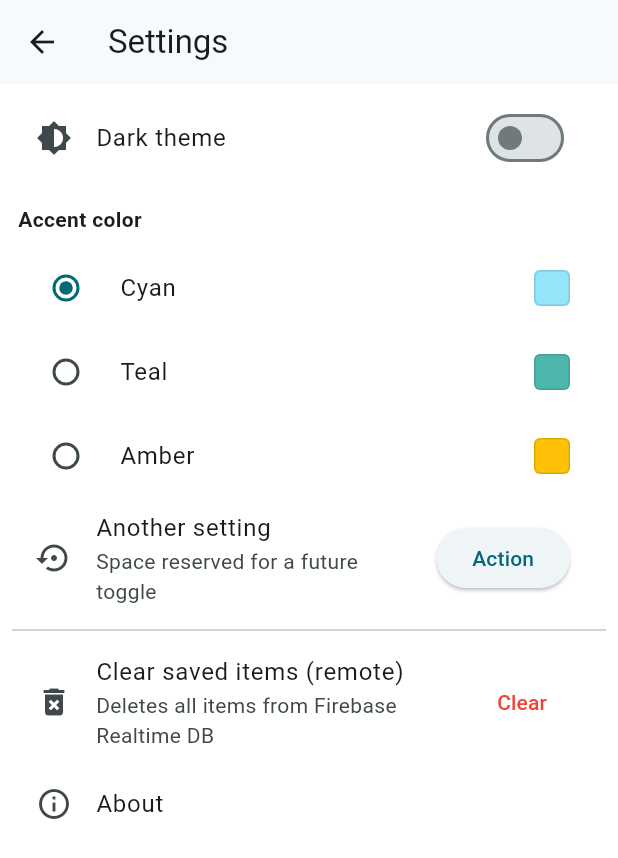
After one commit to Kipung/shopping_list, a Flutter app: the screen it shows after launch, in the side drawer, after a tap on "Settings", on a phone screen of 412 x 824 dp. The commit adds this screen. Shown: the top 858 px of the screen. Run offline on Flutter 3.47's test engine with Material 3 defaults, Android fonts, the phone set to English and light mode, and no system bars; our stand-ins replace flutter_riverpod, shared_preferences; network calls fail.

Commit message:
added setting screen

```diff
--- a/lib/main.dart
+++ b/lib/main.dart
@@ -1,29 +1,57 @@
 import 'package:flutter/material.dart';
+import 'package:provider/provider.dart';
+import 'package:flutter_riverpod/flutter_riverpod.dart' as riverpod;
 
-import 'package:shopping_list/widgets/grocery_list.dart';
+import 'package:shopping_list/screens/grocery_list.dart';
+import 'package:shopping_list/screens/settings.dart';
+import 'package:shopping_list/services/settings_service.dart';
 
-void main() {
-  runApp(const MyApp());
+Future<void> main() async {
+  WidgetsFlutterBinding.ensureInitialized();
+
+  final settingsService = SettingsService();
+  await settingsService.init();
+
+  runApp(
+    riverpod.ProviderScope(
+      child: ChangeNotifierProvider<SettingsService>.value(
+        value: settingsService,
+        child: const MyApp(),
+      ),
+    ),
+  );
 }
 
 class MyApp extends StatelessWidget {
   const MyApp({super.key});
 
-  // This widget is the root of your application.
+  // Root of the application
   @override
   Widget build(BuildContext context) {
+    final settings = Provider.of<SettingsService>(context);
+
     return MaterialApp(
       title: 'Flutter Groceries',
-      theme: ThemeData.dark().copyWith(
-        useMaterial3: true,
+      themeMode: settings.themeMode,
+      theme: ThemeData.light().copyWith(
         colorScheme: ColorScheme.fromSeed(
-          seedColor: const Color.fromARGB(255, 147, 229, 250),
+          seedColor: settings.seedColor,
+          brightness: Brightness.light,
+        ),
+        scaffoldBackgroundColor: Colors.white,
+      ),
+      darkTheme: ThemeData.dark().copyWith(
+        colorScheme: ColorScheme.fromSeed(
+          seedColor: settings.seedColor,
           brightness: Brightness.dark,
           surface: const Color.fromARGB(255, 42, 51, 59),
         ),
         scaffoldBackgroundColor: const Color.fromARGB(255, 50, 58, 60),
       ),
-      home: const GroceryList(),
+      routes: {
+        '/': (ctx) => const GroceryList(),
+        SettingsScreen.routeName: (ctx) => const SettingsScreen(),
+      },
     );
   }
 }
--- a/lib/screens/grocery_list.dart
+++ b/lib/screens/grocery_list.dart
@@ -3,10 +3,10 @@ import 'dart:convert';
 import 'package:flutter/material.dart';
 import 'package:http/http.dart' as http;
 import 'package:shopping_list/data/categories.dart';
-import 'package:shopping_list/models/category.dart';
 
 import 'package:shopping_list/models/grocery_item.dart';
 import 'package:shopping_list/widgets/new_item.dart';
+import 'package:shopping_list/screens/settings.dart';
 
 class GroceryList extends StatefulWidget {
   const GroceryList({super.key});
@@ -153,6 +153,23 @@ class _GroceryListState extends State<GroceryList> {
           ),
         ],
       ),
+      drawer: Drawer(
+        child: SafeArea(
+          child: Column(
+            children: [
+              const DrawerHeader(child: SizedBox.shrink()),
+              ListTile(
+                leading: const Icon(Icons.settings),
+                title: const Text('Settings'),
+                onTap: () {
+                  Navigator.of(context).pop();
+                  Navigator.of(context).pushNamed(SettingsScreen.routeName);
+                },
+              ),
+            ],
+          ),
+        ),
+      ),
       body: content,
     );
   }
--- /dev/null
+++ b/lib/screens/settings.dart
@@ -0,0 +1,168 @@
+import 'package:flutter/material.dart';
+import 'package:provider/provider.dart';
+import 'package:http/http.dart' as http;
+
+import 'package:shopping_list/services/settings_service.dart';
+
+class SettingsScreen extends StatelessWidget {
+  static const routeName = '/settings';
+
+  const SettingsScreen({super.key});
+
+  Future<void> _confirmAndClear(BuildContext context) async {
+    final confirmed = await showDialog<bool>(
+      context: context,
+      builder: (ctx) => AlertDialog(
+        title: const Text('Clear all items?'),
+        content: const Text(
+            'This will permanently delete all items from the remote database.'),
+        actions: [
+          TextButton(
+            onPressed: () => Navigator.of(ctx).pop(false),
+            child: const Text('Cancel'),
+          ),
+          TextButton(
+            onPressed: () => Navigator.of(ctx).pop(true),
+            child: const Text('Clear', style: TextStyle(color: Colors.red)),
+          ),
+        ],
+      ),
+    );
+
+    if (confirmed != true) return;
+
+    final url = Uri.https(
+      'proj-315a8-default-rtdb.firebaseio.com',
+      'shopping-list.json',
+    );
+
+    try {
+      final response = await http.delete(url);
+      if (response.statusCode >= 400) {
+        ScaffoldMessenger.of(context).showSnackBar(
+          const SnackBar(content: Text('Failed to clear remote items.')),
+        );
+        return;
+      }
+
+      ScaffoldMessenger.of(context).showSnackBar(
+        const SnackBar(content: Text('All items cleared.')),
+      );
+    } catch (e) {
+      ScaffoldMessenger.of(context).showSnackBar(
+        const SnackBar(content: Text('Error while clearing items.')),
+      );
+    }
+  }
+
+  @override
+  Widget build(BuildContext context) {
+    final settings = Provider.of<SettingsService>(context);
+
+    return Scaffold(
+      appBar: AppBar(title: const Text('Settings')),
+      body: ListView(
+        padding: const EdgeInsets.all(8),
+        children: [
+          SwitchListTile(
+            title: const Text('Dark theme'),
+            secondary: const Icon(Icons.brightness_6),
+            value: settings.isDark,
+            onChanged: (val) => settings.setDark(val),
+          ),
+
+          const SizedBox(height: 8),
+          const Padding(
+            padding: EdgeInsets.symmetric(horizontal: 4.0, vertical: 8.0),
+            child: Text('Accent color', style: TextStyle(fontWeight: FontWeight.w600)),
+          ),
+
+          // Theme color presets
+          _ThemeColorRadio(
+            groupValue: settings.seedValue,
+            onChanged: (v) => settings.setSeed(v),
+          ),
+
+          // Placeholder for a future setting
+          ListTile(
+            leading: const Icon(Icons.settings_backup_restore),
+            title: const Text('Another setting'),
+            subtitle: const Text('Space reserved for a future toggle'),
+            trailing: ElevatedButton(
+              onPressed: () {
+                // TODO: implement action
+                ScaffoldMessenger.of(context).showSnackBar(
+                  const SnackBar(content: Text('Not implemented yet')),
+                );
+              },
+              child: const Text('Action'),
+            ),
+          ),
+
+          const Divider(),
+
+          ListTile(
+            leading: const Icon(Icons.delete_forever),
+            title: const Text('Clear saved items (remote)'),
+            subtitle:
+                const Text('Deletes all items from Firebase Realtime DB'),
+            trailing: TextButton(
+              onPressed: () => _confirmAndClear(context),
+              child: const Text('Clear', style: TextStyle(color: Colors.red)),
+            ),
+          ),
+
+          ListTile(
+            leading: const Icon(Icons.info_outline),
+            title: const Text('About'),
+            onTap: () => showAboutDialog(
+              context: context,
+              applicationName: 'Shopping List',
+              applicationVersion: '1.0.0',
+              children: const [Text('A simple shopping list example app.')],
+            ),
+          ),
+        ],
+      ),
+    );
+  }
+}
+class _ThemeColorRadio extends StatelessWidget {
+  final int groupValue;
+  final ValueChanged<int> onChanged;
+
+  const _ThemeColorRadio({required this.groupValue, required this.onChanged});
+
+  @override
+  Widget build(BuildContext context) {
+    final options = <Map<String, int>>[
+      {'Cyan': 0xFF93E5FA},
+      {'Teal': 0xFF4DB6AC},
+      {'Amber': 0xFFFFC107},
+    ];
+
+    return Column(
+      children: options.map((opt) {
+        final name = opt.keys.first;
+        final value = opt.values.first;
+        return RadioListTile<int>(
+          value: value,
+          groupValue: groupValue,
+          onChanged: (v) {
+            if (v != null) onChanged(v);
+          },
+          title: Text(name),
+          secondary: Container(
+            width: 24,
+            height: 24,
+            decoration: BoxDecoration(
+              color: Color(value),
+              borderRadius: BorderRadius.circular(4),
+              border: Border.all(color: Colors.black12),
+            ),
+          ),
+        );
+      }).toList(),
+    );
+  }
+}
--- /dev/null
+++ b/lib/services/settings_service.dart
@@ -0,0 +1,44 @@
+import 'package:flutter/material.dart';
+import 'package:shared_preferences/shared_preferences.dart';
+
+class SettingsService extends ChangeNotifier {
+  static const _darkKey = 'theme_is_dark';
+  static const _seedKey = 'theme_seed_value';
+
+  bool _isDark = false;
+  bool get isDark => _isDark;
+
+  ThemeMode get themeMode => _isDark ? ThemeMode.dark : ThemeMode.light;
+
+  // Seed color stored as ARGB integer
+  int _seedValue = 0xFF93E5FA; // default: ARGB(255,147,229,250)
+  int get seedValue => _seedValue;
+  Color get seedColor => Color(_seedValue);
+
+
+  SettingsService();
+
+  // Initialize settings from SharedPreferences
+  Future<void> init() async {
+    final prefs = await SharedPreferences.getInstance();
+    _isDark = prefs.getBool(_darkKey) ?? false;
+    _seedValue = prefs.getInt(_seedKey) ?? _seedValue;
+    notifyListeners();
+  }
+
+// Update dark mode setting
+  Future<void> setDark(bool value) async {
+    _isDark = value;
+    final prefs = await SharedPreferences.getInstance();
+    await prefs.setBool(_darkKey, value);
+    notifyListeners();
+  }
+
+  // Update seed color setting
+  Future<void> setSeed(int value) async {
+    _seedValue = value;
+    final prefs = await SharedPreferences.getInstance();
+    await prefs.setInt(_seedKey, value);
+    notifyListeners();
+  }
+}
--- a/pubspec.yaml
+++ b/pubspec.yaml
@@ -36,6 +36,9 @@ dependencies:
   # Use with the CupertinoIcons class for iOS style icons.
   cupertino_icons: ^1.0.2
   http: ^1.5.0
+  flutter_riverpod: ^2.3.2
+  provider: ^6.0.5
+  shared_preferences: ^2.1.1
 
 dev_dependencies:
   flutter_test:
```
Also changed, not shown: pubspec.lock.
